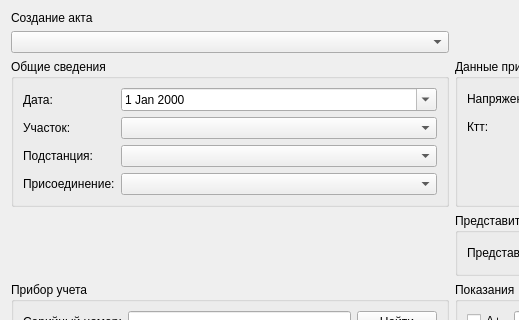
Old version of the form ui/createactwidget.ui in the repository nikola240698/MeteringActs; both pictures show x 0 to 519 and y 0 to 320 of the 904 by 814 pixel window.
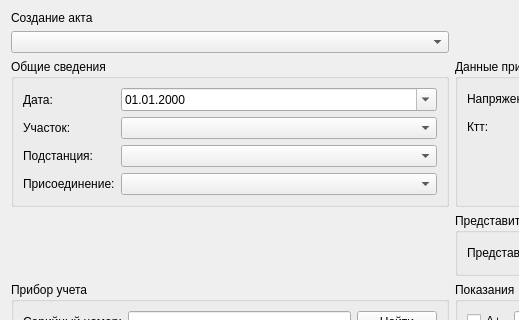
New version of the form.

Commit message: Add form validation method

```diff
--- a/ui/createactwidget.ui
+++ b/ui/createactwidget.ui
@@ -33,6 +33,9 @@
           </item>
           <item row="0" column="1">
            <widget class="QDateEdit" name="actDateEdit">
+            <property name="displayFormat">
+             <string>dd.MM.yyyy</string>
+            </property>
             <property name="calendarPopup">
              <bool>true</bool>
             </property>
```
Left out of the diff: 2 changed lines with no effect on the pictures. The commit also changes 2 other files.
